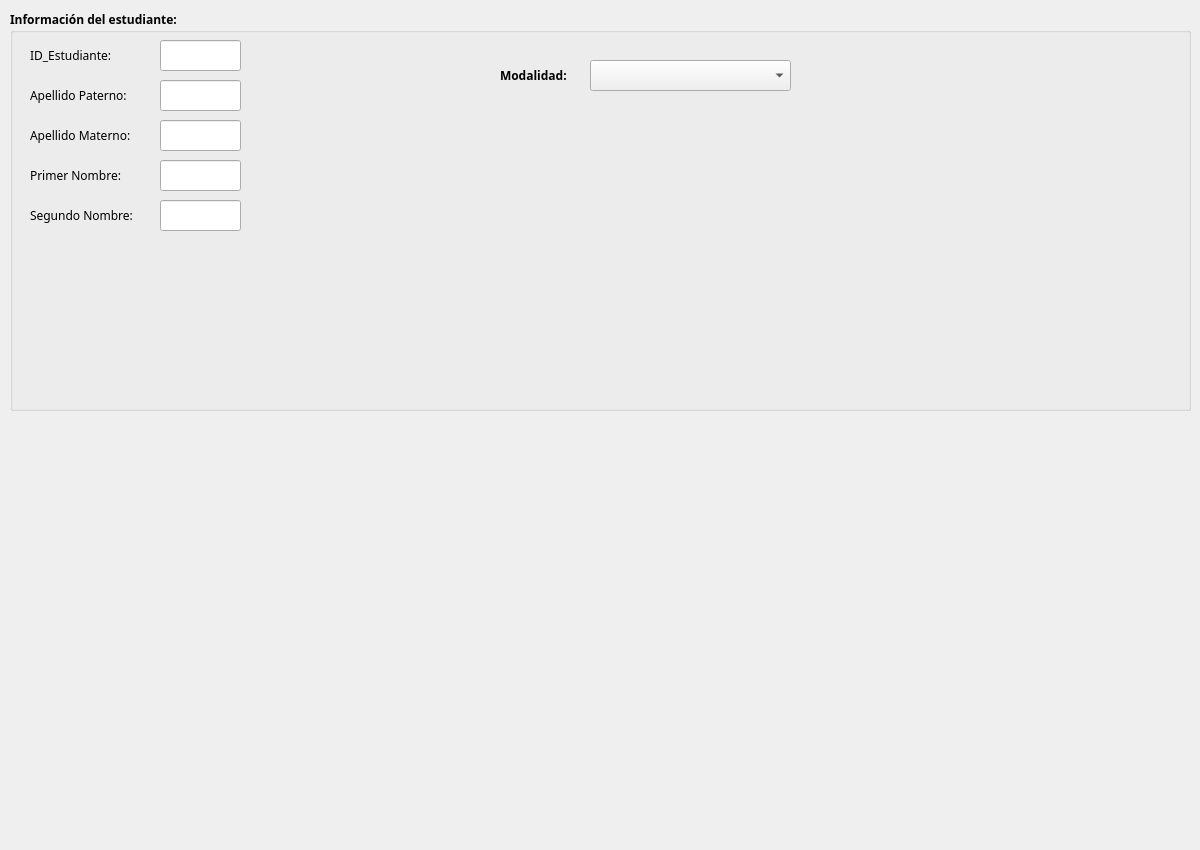
Qt form view/frmEstudiante.ui (AndSyncX/app-sime) before a commit.
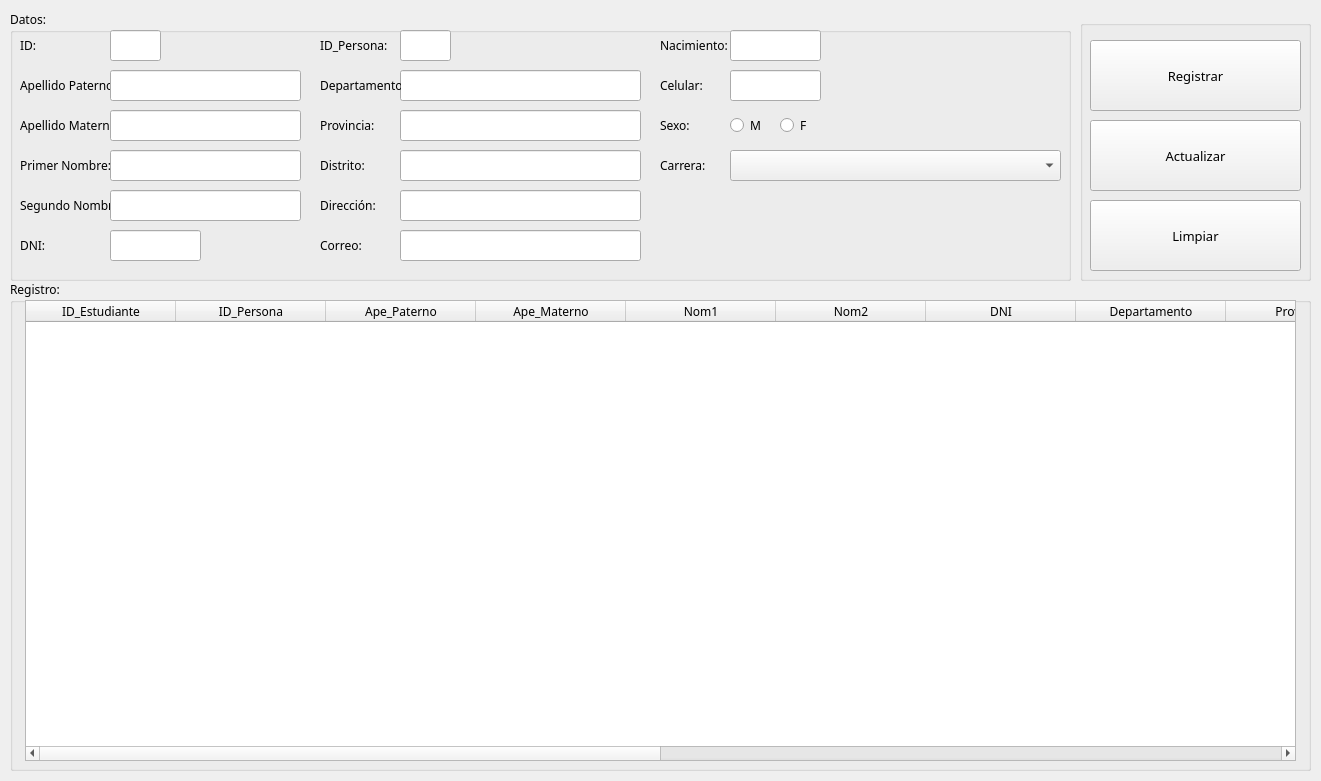
The same form after that commit.

What changed in the file:
```diff
--- a/view/frmEstudiante.ui
+++ b/view/frmEstudiante.ui
@@ -6,10 +6,22 @@
    <rect>
     <x>0</x>
     <y>0</y>
-    <width>1200</width>
-    <height>850</height>
+    <width>1321</width>
+    <height>781</height>
    </rect>
   </property>
+  <property name="minimumSize">
+   <size>
+    <width>1321</width>
+    <height>781</height>
+   </size>
+  </property>
+  <property name="maximumSize">
+   <size>
+    <width>1321</width>
+    <height>781</height>
+   </size>
+  </property>
   <property name="windowTitle">
    <string>MainWindow</string>
   </property>
@@ -19,92 +31,45 @@
      <rect>
       <x>10</x>
       <y>10</y>
-      <width>1181</width>
-      <height>401</height>
+      <width>1061</width>
+      <height>271</height>
      </rect>
     </property>
     <property name="font">
      <font>
-      <family>Bahnschrift SemiBold</family>
+      <family>Bahnschrift</family>
       <pointsize>9</pointsize>
-      <weight>75</weight>
-      <bold>true</bold>
      </font>
     </property>
     <property name="title">
-     <string>Información del estudiante:</string>
+     <string>Datos:</string>
     </property>
-    <widget class="QComboBox" name="cboModalidad">
+    <widget class="QLabel" name="label_14">
      <property name="geometry">
       <rect>
-       <x>580</x>
-       <y>50</y>
-       <width>201</width>
+       <x>10</x>
+       <y>20</y>
+       <width>91</width>
        <height>31</height>
       </rect>
      </property>
      <property name="font">
       <font>
-       <weight>50</weight>
-       <bold>false</bold>
-      </font>
-     </property>
-    </widget>
-    <widget class="QLabel" name="label_8">
-     <property name="geometry">
-      <rect>
-       <x>490</x>
-       <y>50</y>
-       <width>71</width>
-       <height>31</height>
-      </rect>
-     </property>
-     <property name="text">
-      <string>Modalidad:</string>
-     </property>
-    </widget>
-    <widget class="QLineEdit" name="txtIdCarrera">
-     <property name="geometry">
-      <rect>
-       <x>150</x>
-       <y>30</y>
-       <width>81</width>
-       <height>31</height>
-      </rect>
-     </property>
-     <property name="font">
-      <font>
        <family>Bahnschrift</family>
        <weight>50</weight>
        <bold>false</bold>
       </font>
      </property>
-    </widget>
-    <widget class="QLabel" name="label">
-     <property name="geometry">
-      <rect>
-       <x>20</x>
-       <y>30</y>
-       <width>121</width>
-       <height>31</height>
-      </rect>
-     </property>
-     <property name="font">
-      <font>
-       <weight>50</weight>
-       <bold>false</bold>
-      </font>
-     </property>
      <property name="text">
-      <string>ID_Estudiante:</string>
+      <string>ID:</string>
      </property>
     </widget>
     <widget class="QLineEdit" name="txtIdCarrera_2">
      <property name="geometry">
       <rect>
-       <x>150</x>
-       <y>70</y>
-       <width>81</width>
+       <x>100</x>
+       <y>20</y>
+       <width>51</width>
        <height>31</height>
       </rect>
      </property>
@@ -119,14 +84,15 @@
     <widget class="QLabel" name="label_2">
      <property name="geometry">
       <rect>
-       <x>20</x>
-       <y>70</y>
-       <width>131</width>
+       <x>10</x>
+       <y>60</y>
+       <width>91</width>
        <height>31</height>
       </rect>
      </property>
      <property name="font">
       <font>
+       <family>Bahnschrift</family>
        <weight>50</weight>
        <bold>false</bold>
       </font>
@@ -135,17 +101,44 @@
       <string>Apellido Paterno:</string>
      </property>
     </widget>
-    <widget class="QLabel" name="label_5">
+    <widget class="QLineEdit" name="txtApepaterno">
      <property name="geometry">
       <rect>
-       <x>20</x>
-       <y>110</y>
-       <width>131</width>
+       <x>100</x>
+       <y>60</y>
+       <width>191</width>
        <height>31</height>
       </rect>
      </property>
      <property name="font">
       <font>
+       <family>Bahnschrift</family>
+       <weight>50</weight>
+       <bold>false</bold>
+      </font>
+     </property>
+     <property name="frame">
+      <bool>true</bool>
+     </property>
+     <property name="echoMode">
+      <enum>QLineEdit::Normal</enum>
+     </property>
+     <property name="cursorMoveStyle">
+      <enum>Qt::VisualMoveStyle</enum>
+     </property>
+    </widget>
+    <widget class="QLabel" name="label_18">
+     <property name="geometry">
+      <rect>
+       <x>10</x>
+       <y>100</y>
+       <width>91</width>
+       <height>31</height>
+      </rect>
+     </property>
+     <property name="font">
+      <font>
+       <family>Bahnschrift</family>
        <weight>50</weight>
        <bold>false</bold>
       </font>
@@ -157,9 +150,9 @@
     <widget class="QLineEdit" name="txtIdCarrera_5">
      <property name="geometry">
       <rect>
-       <x>150</x>
-       <y>110</y>
-       <width>81</width>
+       <x>100</x>
+       <y>100</y>
+       <width>191</width>
        <height>31</height>
       </rect>
      </property>
@@ -174,9 +167,9 @@
     <widget class="QLineEdit" name="txtIdCarrera_6">
      <property name="geometry">
       <rect>
-       <x>150</x>
-       <y>150</y>
-       <width>81</width>
+       <x>100</x>
+       <y>140</y>
+       <width>191</width>
        <height>31</height>
       </rect>
      </property>
@@ -191,14 +184,15 @@
     <widget class="QLabel" name="label_6">
      <property name="geometry">
       <rect>
-       <x>20</x>
-       <y>150</y>
-       <width>131</width>
+       <x>10</x>
+       <y>140</y>
+       <width>91</width>
        <height>31</height>
       </rect>
      </property>
      <property name="font">
       <font>
+       <family>Bahnschrift</family>
        <weight>50</weight>
        <bold>false</bold>
       </font>
@@ -210,14 +204,15 @@
     <widget class="QLabel" name="label_7">
      <property name="geometry">
       <rect>
-       <x>20</x>
-       <y>190</y>
-       <width>131</width>
+       <x>10</x>
+       <y>180</y>
+       <width>91</width>
        <height>31</height>
       </rect>
      </property>
      <property name="font">
       <font>
+       <family>Bahnschrift</family>
        <weight>50</weight>
        <bold>false</bold>
       </font>
@@ -229,8 +224,62 @@
     <widget class="QLineEdit" name="txtIdCarrera_7">
      <property name="geometry">
       <rect>
-       <x>150</x>
-       <y>190</y>
+       <x>100</x>
+       <y>180</y>
+       <width>191</width>
+       <height>31</height>
+      </rect>
+     </property>
+     <property name="font">
+      <font>
+       <family>Bahnschrift</family>
+       <weight>50</weight>
+       <bold>false</bold>
+      </font>
+     </property>
+    </widget>
+    <widget class="QLabel" name="label_21">
+     <property name="geometry">
+      <rect>
+       <x>10</x>
+       <y>220</y>
+       <width>91</width>
+       <height>31</height>
+      </rect>
+     </property>
+     <property name="font">
+      <font>
+       <family>Bahnschrift</family>
+       <weight>50</weight>
+       <bold>false</bold>
+      </font>
+     </property>
+     <property name="text">
+      <string>DNI:</string>
+     </property>
+    </widget>
+    <widget class="QLineEdit" name="txtDNI">
+     <property name="geometry">
+      <rect>
+       <x>100</x>
+       <y>220</y>
+       <width>91</width>
+       <height>31</height>
+      </rect>
+     </property>
+     <property name="font">
+      <font>
+       <family>Bahnschrift</family>
+       <weight>50</weight>
+       <bold>false</bold>
+      </font>
+     </property>
+    </widget>
+    <widget class="QLabel" name="label_22">
+     <property name="geometry">
+      <rect>
+       <x>310</x>
+       <y>140</y>
        <width>81</width>
        <height>31</height>
       </rect>
@@ -241,6 +290,638 @@
        <weight>50</weight>
        <bold>false</bold>
       </font>
+     </property>
+     <property name="text">
+      <string>Distrito:</string>
+     </property>
+    </widget>
+    <widget class="QLineEdit" name="txtDistrito">
+     <property name="geometry">
+      <rect>
+       <x>390</x>
+       <y>140</y>
+       <width>241</width>
+       <height>31</height>
+      </rect>
+     </property>
+     <property name="font">
+      <font>
+       <family>Bahnschrift</family>
+       <weight>50</weight>
+       <bold>false</bold>
+      </font>
+     </property>
+    </widget>
+    <widget class="QLineEdit" name="txtProvincia">
+     <property name="geometry">
+      <rect>
+       <x>390</x>
+       <y>60</y>
+       <width>241</width>
+       <height>31</height>
+      </rect>
+     </property>
+     <property name="font">
+      <font>
+       <family>Bahnschrift</family>
+       <weight>50</weight>
+       <bold>false</bold>
+      </font>
+     </property>
+    </widget>
+    <widget class="QLabel" name="label_23">
+     <property name="geometry">
+      <rect>
+       <x>310</x>
+       <y>60</y>
+       <width>81</width>
+       <height>31</height>
+      </rect>
+     </property>
+     <property name="font">
+      <font>
+       <family>Bahnschrift</family>
+       <weight>50</weight>
+       <bold>false</bold>
+      </font>
+     </property>
+     <property name="text">
+      <string>Departamento:</string>
+     </property>
+    </widget>
+    <widget class="QLabel" name="label_24">
+     <property name="geometry">
+      <rect>
+       <x>310</x>
+       <y>180</y>
+       <width>71</width>
+       <height>31</height>
+      </rect>
+     </property>
+     <property name="font">
+      <font>
+       <family>Bahnschrift</family>
+       <weight>50</weight>
+       <bold>false</bold>
+      </font>
+     </property>
+     <property name="text">
+      <string>Dirección:</string>
+     </property>
+    </widget>
+    <widget class="QLabel" name="label_25">
+     <property name="geometry">
+      <rect>
+       <x>310</x>
+       <y>100</y>
+       <width>81</width>
+       <height>31</height>
+      </rect>
+     </property>
+     <property name="font">
+      <font>
+       <family>Bahnschrift</family>
+       <weight>50</weight>
+       <bold>false</bold>
+      </font>
+     </property>
+     <property name="text">
+      <string>Provincia:</string>
+     </property>
+    </widget>
+    <widget class="QLineEdit" name="txtDireccion">
+     <property name="geometry">
+      <rect>
+       <x>390</x>
+       <y>180</y>
+       <width>241</width>
+       <height>31</height>
+      </rect>
+     </property>
+     <property name="font">
+      <font>
+       <family>Bahnschrift</family>
+       <weight>50</weight>
+       <bold>false</bold>
+      </font>
+     </property>
+    </widget>
+    <widget class="QLineEdit" name="txtDepartamento">
+     <property name="geometry">
+      <rect>
+       <x>390</x>
+       <y>100</y>
+       <width>241</width>
+       <height>31</height>
+      </rect>
+     </property>
+     <property name="font">
+      <font>
+       <family>Bahnschrift</family>
+       <weight>50</weight>
+       <bold>false</bold>
+      </font>
+     </property>
+     <property name="frame">
+      <bool>true</bool>
+     </property>
+     <property name="echoMode">
+      <enum>QLineEdit::Normal</enum>
+     </property>
+     <property name="cursorMoveStyle">
+      <enum>Qt::VisualMoveStyle</enum>
+     </property>
+    </widget>
+    <widget class="QLabel" name="label_26">
+     <property name="geometry">
+      <rect>
+       <x>650</x>
+       <y>60</y>
+       <width>71</width>
+       <height>31</height>
+      </rect>
+     </property>
+     <property name="font">
+      <font>
+       <family>Bahnschrift</family>
+       <weight>50</weight>
+       <bold>false</bold>
+      </font>
+     </property>
+     <property name="text">
+      <string>Celular:</string>
+     </property>
+    </widget>
+    <widget class="QLineEdit" name="txtCelular">
+     <property name="geometry">
+      <rect>
+       <x>720</x>
+       <y>60</y>
+       <width>91</width>
+       <height>31</height>
+      </rect>
+     </property>
+     <property name="font">
+      <font>
+       <family>Bahnschrift</family>
+       <weight>50</weight>
+       <bold>false</bold>
+      </font>
+     </property>
+    </widget>
+    <widget class="QLabel" name="label_27">
+     <property name="geometry">
+      <rect>
+       <x>310</x>
+       <y>220</y>
+       <width>81</width>
+       <height>31</height>
+      </rect>
+     </property>
+     <property name="font">
+      <font>
+       <family>Bahnschrift</family>
+       <weight>50</weight>
+       <bold>false</bold>
+      </font>
+     </property>
+     <property name="text">
+      <string>Correo:</string>
+     </property>
+    </widget>
+    <widget class="QLineEdit" name="txtCorreo">
+     <property name="geometry">
+      <rect>
+       <x>390</x>
+       <y>220</y>
+       <width>241</width>
+       <height>31</height>
+      </rect>
+     </property>
+     <property name="font">
+      <font>
+       <family>Bahnschrift</family>
+       <weight>50</weight>
+       <bold>false</bold>
+      </font>
+     </property>
+    </widget>
+    <widget class="QLabel" name="label_29">
+     <property name="geometry">
+      <rect>
+       <x>650</x>
+       <y>100</y>
+       <width>71</width>
+       <height>31</height>
+      </rect>
+     </property>
+     <property name="font">
+      <font>
+       <family>Bahnschrift</family>
+       <weight>50</weight>
+       <bold>false</bold>
+      </font>
+     </property>
+     <property name="text">
+      <string>Sexo:</string>
+     </property>
+    </widget>
+    <widget class="QRadioButton" name="rbMasculino">
+     <property name="geometry">
+      <rect>
+       <x>720</x>
+       <y>100</y>
+       <width>41</width>
+       <height>31</height>
+      </rect>
+     </property>
+     <property name="font">
+      <font>
+       <family>Bahnschrift</family>
+       <weight>50</weight>
+       <bold>false</bold>
+      </font>
+     </property>
+     <property name="text">
+      <string>M</string>
+     </property>
+    </widget>
+    <widget class="QRadioButton" name="rdFemenino">
+     <property name="geometry">
+      <rect>
+       <x>770</x>
+       <y>100</y>
+       <width>41</width>
+       <height>31</height>
+      </rect>
+     </property>
+     <property name="font">
+      <font>
+       <family>Bahnschrift</family>
+       <weight>50</weight>
+       <bold>false</bold>
+      </font>
+     </property>
+     <property name="text">
+      <string>F</string>
+     </property>
+    </widget>
+    <widget class="QLineEdit" name="txtFecnacimiento">
+     <property name="geometry">
+      <rect>
+       <x>720</x>
+       <y>20</y>
+       <width>91</width>
+       <height>31</height>
+      </rect>
+     </property>
+     <property name="font">
+      <font>
+       <family>Bahnschrift</family>
+       <weight>50</weight>
+       <bold>false</bold>
+      </font>
+     </property>
+     <property name="frame">
+      <bool>true</bool>
+     </property>
+     <property name="echoMode">
+      <enum>QLineEdit::Normal</enum>
+     </property>
+     <property name="cursorMoveStyle">
+      <enum>Qt::VisualMoveStyle</enum>
+     </property>
+    </widget>
+    <widget class="QLabel" name="label_30">
+     <property name="geometry">
+      <rect>
+       <x>650</x>
+       <y>20</y>
+       <width>71</width>
+       <height>31</height>
+      </rect>
+     </property>
+     <property name="font">
+      <font>
+       <family>Bahnschrift</family>
+       <weight>50</weight>
+       <bold>false</bold>
+      </font>
+     </property>
+     <property name="text">
+      <string>Nacimiento:</string>
+     </property>
+    </widget>
+    <widget class="QLabel" name="label_28">
+     <property name="geometry">
+      <rect>
+       <x>650</x>
+       <y>140</y>
+       <width>71</width>
+       <height>31</height>
+      </rect>
+     </property>
+     <property name="font">
+      <font>
+       <family>Bahnschrift</family>
+       <weight>50</weight>
+       <bold>false</bold>
+      </font>
+     </property>
+     <property name="text">
+      <string>Carrera:</string>
+     </property>
+    </widget>
+    <widget class="QComboBox" name="cboCarrera">
+     <property name="geometry">
+      <rect>
+       <x>720</x>
+       <y>140</y>
+       <width>331</width>
+       <height>31</height>
+      </rect>
+     </property>
+     <property name="font">
+      <font>
+       <family>Bahnschrift</family>
+       <weight>50</weight>
+       <bold>false</bold>
+      </font>
+     </property>
+    </widget>
+    <widget class="QLabel" name="label_15">
+     <property name="geometry">
+      <rect>
+       <x>310</x>
+       <y>20</y>
+       <width>81</width>
+       <height>31</height>
+      </rect>
+     </property>
+     <property name="font">
+      <font>
+       <family>Bahnschrift</family>
+       <weight>50</weight>
+       <bold>false</bold>
+      </font>
+     </property>
+     <property name="text">
+      <string>ID_Persona:</string>
+     </property>
+    </widget>
+    <widget class="QLineEdit" name="txtIdPersona">
+     <property name="geometry">
+      <rect>
+       <x>390</x>
+       <y>20</y>
+       <width>51</width>
+       <height>31</height>
+      </rect>
+     </property>
+     <property name="font">
+      <font>
+       <family>Bahnschrift</family>
+       <weight>50</weight>
+       <bold>false</bold>
+      </font>
+     </property>
+    </widget>
+   </widget>
+   <widget class="QGroupBox" name="groupBox_3">
+    <property name="geometry">
+     <rect>
+      <x>10</x>
+      <y>280</y>
+      <width>1301</width>
+      <height>491</height>
+     </rect>
+    </property>
+    <property name="font">
+     <font>
+      <family>Bahnschrift</family>
+      <pointsize>9</pointsize>
+     </font>
+    </property>
+    <property name="title">
+     <string>Registro:</string>
+    </property>
+    <widget class="QTableWidget" name="tblEstudiante">
+     <property name="geometry">
+      <rect>
+       <x>15</x>
+       <y>20</y>
+       <width>1271</width>
+       <height>461</height>
+      </rect>
+     </property>
+     <property name="minimumSize">
+      <size>
+       <width>601</width>
+       <height>351</height>
+      </size>
+     </property>
+     <property name="maximumSize">
+      <size>
+       <width>11111</width>
+       <height>16777215</height>
+      </size>
+     </property>
+     <property name="font">
+      <font>
+       <family>Bahnschrift</family>
+      </font>
+     </property>
+     <attribute name="horizontalHeaderDefaultSectionSize">
+      <number>150</number>
+     </attribute>
+     <column>
+      <property name="text">
+       <string>ID_Estudiante</string>
+      </property>
+      <property name="font">
+       <font>
+        <family>Bahnschrift</family>
+        <pointsize>9</pointsize>
+       </font>
+      </property>
+     </column>
+     <column>
+      <property name="text">
+       <string>ID_Persona</string>
+      </property>
+     </column>
+     <column>
+      <property name="text">
+       <string>Ape_Paterno</string>
+      </property>
+      <property name="font">
+       <font>
+        <family>Bahnschrift</family>
+        <pointsize>9</pointsize>
+       </font>
+      </property>
+     </column>
+     <column>
+      <property name="text">
+       <string>Ape_Materno</string>
+      </property>
+      <property name="font">
+       <font>
+        <family>Bahnschrift</family>
+       </font>
+      </property>
+     </column>
+     <column>
+      <property name="text">
+       <string>Nom1</string>
+      </property>
+      <property name="font">
+       <font>
+        <family>Bahnschrift</family>
+       </font>
+      </property>
+     </column>
+     <column>
+      <property name="text">
+       <string>Nom2</string>
+      </property>
+      <property name="font">
+       <font>
+        <family>Bahnschrift</family>
+       </font>
+      </property>
+     </column>
+     <column>
+      <property name="text">
+       <string>DNI</string>
+      </property>
+     </column>
+     <column>
+      <property name="text">
+       <string>Departamento</string>
+      </property>
+     </column>
+     <column>
+      <property name="text">
+       <string>Provincia</string>
+      </property>
+     </column>
+     <column>
+      <property name="text">
+       <string>Distrito</string>
+      </property>
+     </column>
+     <column>
+      <property name="text">
+       <string>Direccion</string>
+      </property>
+     </column>
+     <column>
+      <property name="text">
+       <string>Celular</string>
+      </property>
+     </column>
+     <column>
+      <property name="text">
+       <string>Correo</string>
+      </property>
+     </column>
+     <column>
+      <property name="text">
+       <string>Fec_Nacimiento</string>
+      </property>
+     </column>
+     <column>
+      <property name="text">
+       <string>Sexo</string>
+      </property>
+     </column>
+     <column>
+      <property name="text">
+       <string>Carrera</string>
+      </property>
+     </column>
+    </widget>
+   </widget>
+   <widget class="QGroupBox" name="groupBox_2">
+    <property name="geometry">
+     <rect>
+      <x>1080</x>
+      <y>20</y>
+      <width>231</width>
+      <height>261</height>
+     </rect>
+    </property>
+    <property name="title">
+     <string/>
+    </property>
+    <widget class="QPushButton" name="btnRegistrar">
+     <property name="geometry">
+      <rect>
+       <x>10</x>
+       <y>20</y>
+       <width>211</width>
+       <height>71</height>
+      </rect>
+     </property>
+     <property name="font">
+      <font>
+       <family>Bahnschrift</family>
+       <pointsize>10</pointsize>
+       <weight>50</weight>
+       <bold>false</bold>
+      </font>
+     </property>
+     <property name="text">
+      <string>Registrar</string>
+     </property>
+    </widget>
+    <widget class="QPushButton" name="btnLimpiar">
+     <property name="geometry">
+      <rect>
+       <x>10</x>
+       <y>180</y>
+       <width>211</width>
+       <height>71</height>
+      </rect>
+     </property>
+     <property name="sizePolicy">
+      <sizepolicy hsizetype="Expanding" vsizetype="Fixed">
+       <horstretch>0</horstretch>
+       <verstretch>0</verstretch>
+      </sizepolicy>
+     </property>
+     <property name="font">
+      <font>
+       <family>Bahnschrift</family>
+       <pointsize>10</pointsize>
+       <weight>50</weight>
+       <bold>false</bold>
+      </font>
+     </property>
+     <property name="text">
+      <string>Limpiar</string>
+     </property>
+    </widget>
+    <widget class="QPushButton" name="btnActualizar">
+     <property name="geometry">
+      <rect>
+       <x>10</x>
+       <y>100</y>
+       <width>211</width>
+       <height>71</height>
+      </rect>
+     </property>
+     <property name="font">
+      <font>
+       <family>Bahnschrift</family>
+       <pointsize>10</pointsize>
+       <weight>50</weight>
+       <bold>false</bold>
+      </font>
+     </property>
+     <property name="text">
+      <string>Actualizar</string>
      </property>
     </widget>
    </widget>
```
Left out of the diff: 16 changed lines with no effect on the pictures.
